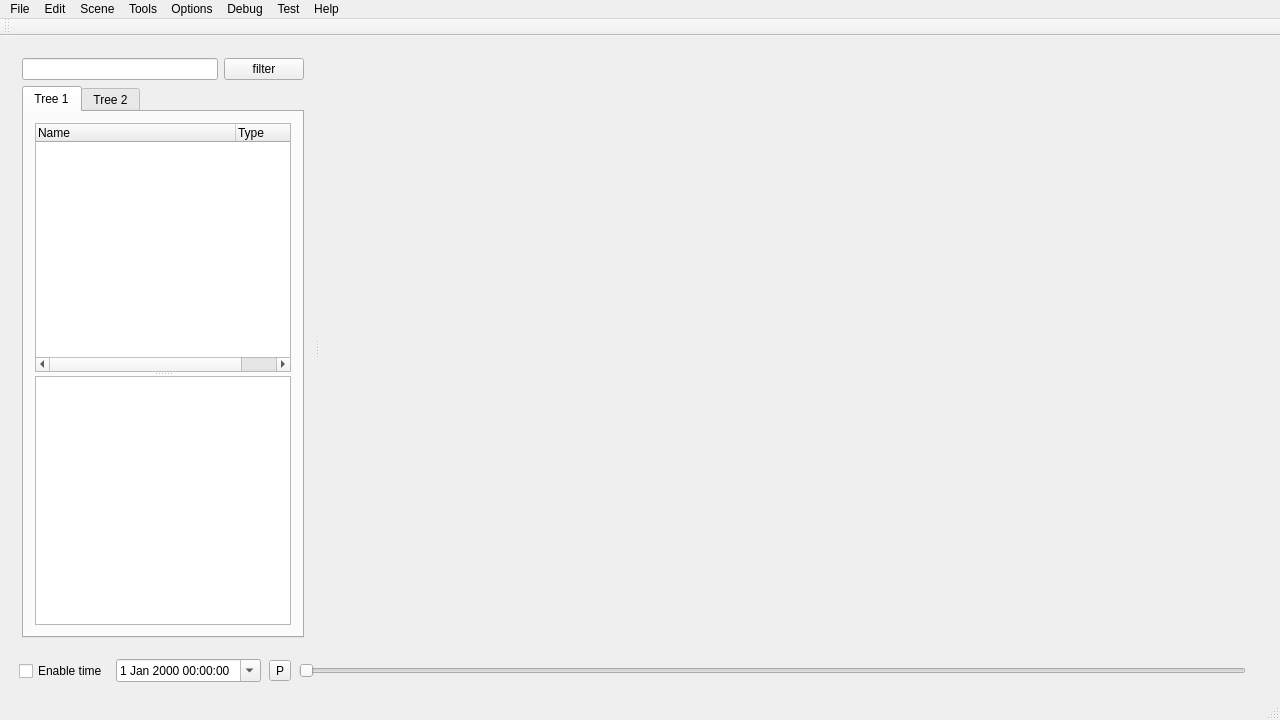
This is ui/mainWindow.ui in VCityTeam/3DUSE as Qt 5 draws it before an edit. The edited form follows.
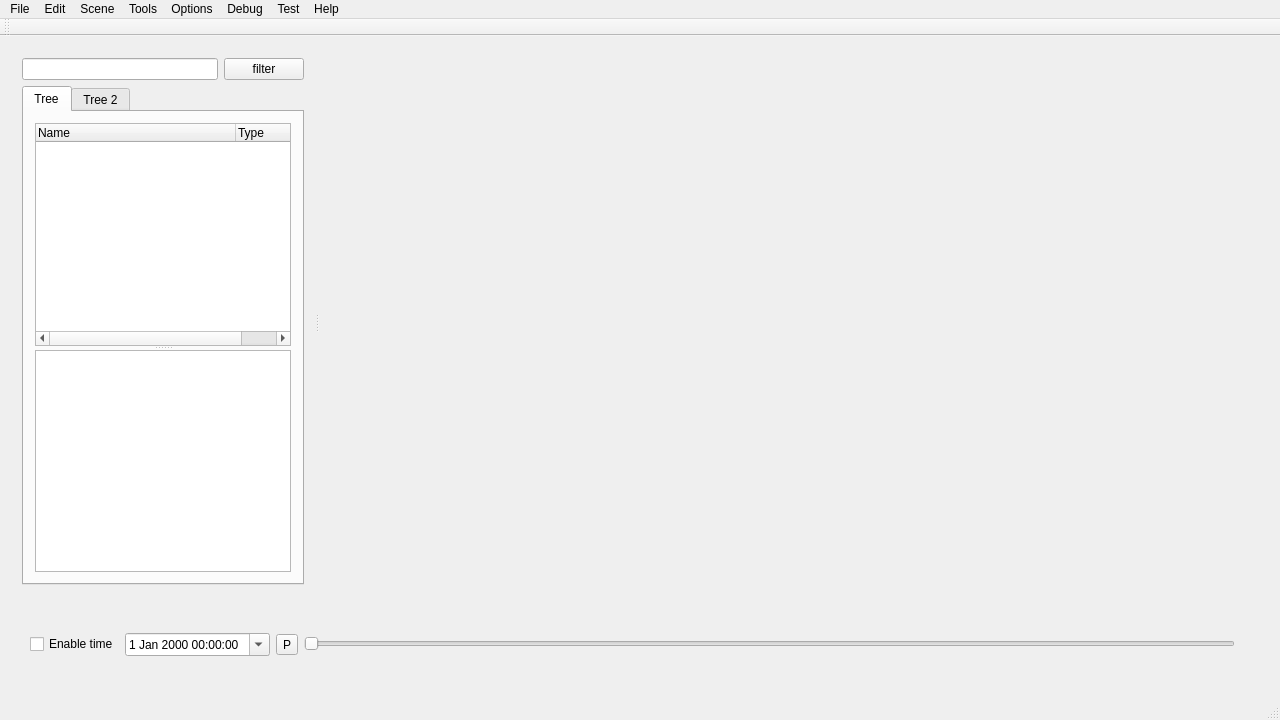
This is the edited form. Icons and pictures are not drawn.

Diff of the .ui file:
```diff
--- a/ui/mainWindow.ui
+++ b/ui/mainWindow.ui
@@ -38,7 +38,7 @@
       <property name="maximumSize">
        <size>
         <width>16777215</width>
-        <height>32</height>
+        <height>85</height>
        </size>
       </property>
       <layout class="QHBoxLayout" name="horizontalLayout">
@@ -58,6 +58,9 @@
         <number>0</number>
        </property>
        <item>
+        <widget class="QWidget" name="widgetTemporal" native="true">
+         <layout class="QHBoxLayout" name="horizontalLayout_3">
+          <item>
         <widget class="QCheckBox" name="checkBoxTemporalTools">
          <property name="text">
           <string>Enable time</string>
@@ -103,6 +106,9 @@
          </property>
         </widget>
        </item>
+         </layout>
+        </widget>
+       </item>
        <item>
         <widget class="QLabel" name="label_logo">
          <property name="text">
@@ -111,6 +117,9 @@
          <property name="pixmap">
           <pixmap resource="../resources/vcity.qrc">:/images/LirisLogo.png</pixmap>
          </property>
+         <property name="alignment">
+          <set>Qt::AlignRight|Qt::AlignTrailing|Qt::AlignVCenter</set>
+         </property>
         </widget>
        </item>
       </layout>
@@ -150,7 +159,7 @@
             </sizepolicy>
            </property>
            <attribute name="title">
-            <string>Tree 1</string>
+            <string>Tree</string>
            </attribute>
            <layout class="QGridLayout" name="gridLayout_2">
             <item row="0" column="0">
```
Left out of the diff: 3 changed lines with no effect on the pictures. Lines whose indentation alone changed are shown as unchanged.
